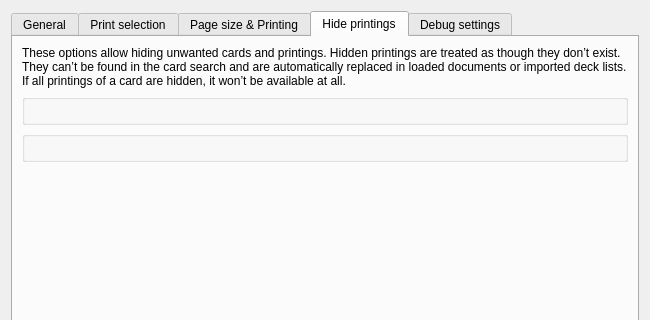
Before: the Qt Designer form mtg_proxy_printer/resources/ui/settings_window/settings_window.ui in luziferius/MTGProxyPrinter, drawn with Qt 5; both pictures show x 0 to 650 and y 0 to 320 of the 650 by 650 pixel window.
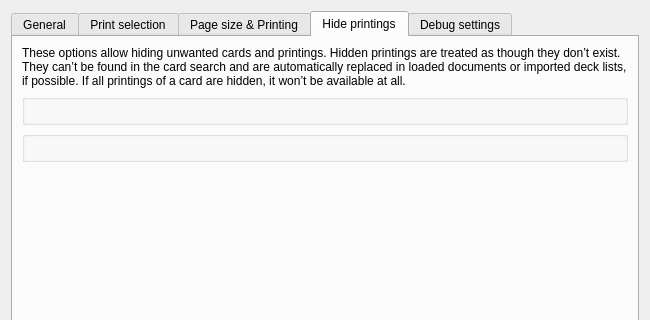
After: the same form once the commit is applied. The open tabs and pages were chosen to show the change. Icons and pictures are not drawn. Custom widgets are drawn as their Qt base class.

Commit message:
Inverted the printing filter storage and display. Renamed the settings section from “downloads” to “card-filter”. Renamed all settings keys from “download-XXX” to “hide-XXX”, inverting the boolean value Renamed the checkbox widgets in the Settings window. Updated the display texts.
FossilOrigin-Name: 28221b913635a766973b15758eae41be1a02f9cc6a85cdadbe6da6c392145e3f

```diff
--- a/mtg_proxy_printer/resources/ui/settings_window/settings_window.ui
+++ b/mtg_proxy_printer/resources/ui/settings_window/settings_window.ui
@@ -392,7 +392,7 @@
        <item>
         <widget class="QLabel" name="card_filter_settings_header_label">
          <property name="text">
-          <string>These options allow hiding unwanted cards and printings. Hidden printings are treated as though they don’t exist. They can’t be found in the card search and are automatically replaced in loaded documents or imported deck lists. If all printings of a card are hidden, it won’t be available at all.</string>
+          <string>These options allow hiding unwanted cards and printings. Hidden printings are treated as though they don’t exist. They can’t be found in the card search and are automatically replaced in loaded documents or imported deck lists, if possible. If all printings of a card are hidden, it won’t be available at all.</string>
          </property>
          <property name="wordWrap">
           <bool>true</bool>
```
The commit also changes 12 other files.
